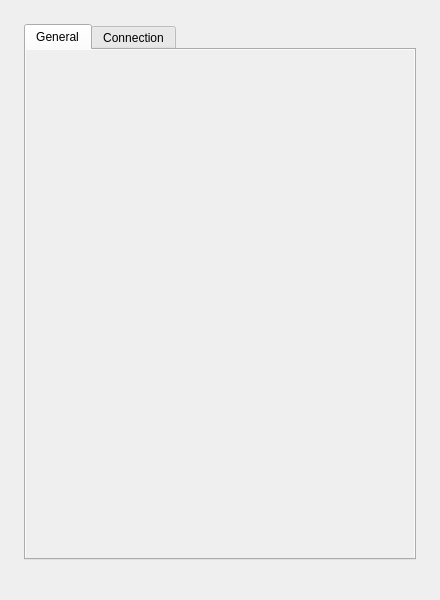
The window that presentation/dialogs/settingwindow/settingwindow.ui (wtalioy/JustConnect) describes before a commit, drawn with Qt 5.
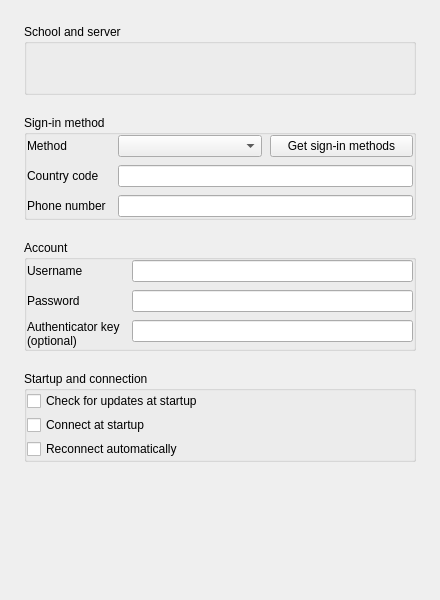
The same window after the commit. Icons and pictures are not drawn.

Commit message: refactor: separate app preferences from connection settings

```diff
--- a/presentation/dialogs/settingwindow/settingwindow.ui
+++ b/presentation/dialogs/settingwindow/settingwindow.ui
@@ -3,51 +3,11 @@
  <class>SettingWindow</class>
  <widget class="QDialog" name="SettingWindow">
   <property name="windowTitle">
-   <string>Settings</string>
+   <string>Connection settings</string>
   </property>
   <layout class="QVBoxLayout" name="dialogLayout">
    <item>
-    <widget class="QTabWidget" name="tabWidget">
-     <widget class="QScrollArea" name="generalTab">
-      <attribute name="title">
-       <string>General</string>
-      </attribute>
-      <property name="widgetResizable">
-       <bool>true</bool>
-      </property>
-      <property name="frameShape">
-       <enum>QFrame::NoFrame</enum>
-      </property>
-      <widget class="QWidget" name="generalTabContents">
-       <layout class="QVBoxLayout" name="generalTabLayout">
-        <item>
-         <widget class="QWidget" name="preferencesContainer" />
-        </item>
-        <property name="sizeConstraint">
-         <enum>QLayout::SetMinAndMaxSize</enum>
-        </property>
-        <property name="spacing">
-         <number>20</number>
-        </property>
-        <property name="leftMargin">
-         <number>0</number>
-        </property>
-        <property name="topMargin">
-         <number>0</number>
-        </property>
-        <property name="rightMargin">
-         <number>0</number>
-        </property>
-        <property name="bottomMargin">
-         <number>0</number>
-        </property>
-       </layout>
-      </widget>
-     </widget>
      <widget class="QScrollArea" name="loginTab">
-      <attribute name="title">
-       <string>Connection</string>
-      </attribute>
       <property name="widgetResizable">
        <bool>true</bool>
       </property>
@@ -520,7 +480,6 @@
          <number>0</number>
         </property>
        </layout>
-      </widget>
      </widget>
     </widget>
    </item>
```
Lines whose indentation alone changed are shown as unchanged. The commit also changes 16 other files.
